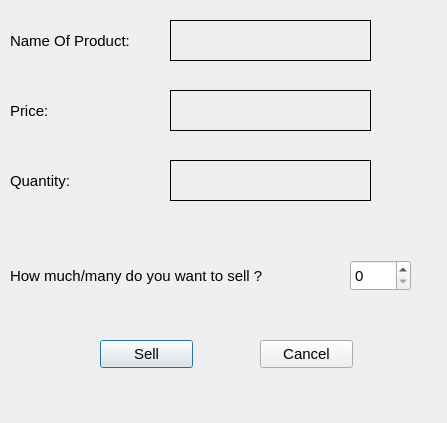
First picture: the form in Store/sellitem.ui, repository SamanOmidi/GroceryStore, before the edit.
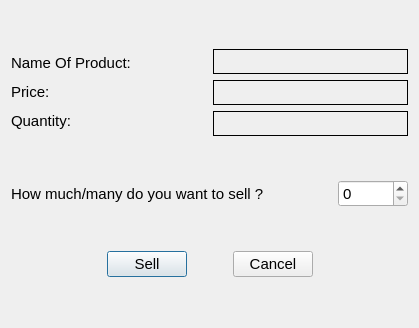
Second picture: the form after the edit.

Patch:
```diff
--- a/Store/sellitem.ui
+++ b/Store/sellitem.ui
@@ -6,21 +6,25 @@
    <rect>
     <x>0</x>
     <y>0</y>
-    <width>447</width>
-    <height>423</height>
+    <width>419</width>
+    <height>328</height>
    </rect>
   </property>
   <property name="windowTitle">
    <string>Dialog</string>
   </property>
+  <layout class="QVBoxLayout" name="verticalLayout_3">
+   <item>
+    <layout class="QHBoxLayout" name="horizontalLayout">
+     <item>
+      <layout class="QVBoxLayout" name="verticalLayout_2">
+       <item>
   <widget class="QLabel" name="nameofproductlabel">
-   <property name="geometry">
-    <rect>
-     <x>10</x>
-     <y>20</y>
-     <width>151</width>
-     <height>41</height>
-    </rect>
+         <property name="sizePolicy">
+          <sizepolicy hsizetype="Expanding" vsizetype="Fixed">
+           <horstretch>0</horstretch>
+           <verstretch>0</verstretch>
+          </sizepolicy>
    </property>
    <property name="font">
     <font>
@@ -31,35 +35,14 @@
     <string>Name Of Product:</string>
    </property>
   </widget>
-  <widget class="QLabel" name="namelabel">
-   <property name="geometry">
-    <rect>
-     <x>170</x>
-     <y>20</y>
-     <width>201</width>
-     <height>41</height>
-    </rect>
-   </property>
-   <property name="font">
-    <font>
-     <pointsize>11</pointsize>
-    </font>
-   </property>
-   <property name="frameShape">
-    <enum>QFrame::Panel</enum>
-   </property>
-   <property name="text">
-    <string/>
-   </property>
-  </widget>
+       </item>
+       <item>
   <widget class="QLabel" name="prclabel">
-   <property name="geometry">
-    <rect>
-     <x>10</x>
-     <y>90</y>
-     <width>141</width>
-     <height>41</height>
-    </rect>
+         <property name="sizePolicy">
+          <sizepolicy hsizetype="Expanding" vsizetype="Fixed">
+           <horstretch>0</horstretch>
+           <verstretch>0</verstretch>
+          </sizepolicy>
    </property>
    <property name="font">
     <font>
@@ -70,35 +53,14 @@
     <string>Price:</string>
    </property>
   </widget>
-  <widget class="QLabel" name="pricelabel">
-   <property name="geometry">
-    <rect>
-     <x>170</x>
-     <y>90</y>
-     <width>201</width>
-     <height>41</height>
-    </rect>
-   </property>
-   <property name="font">
-    <font>
-     <pointsize>11</pointsize>
-    </font>
-   </property>
-   <property name="frameShape">
-    <enum>QFrame::Panel</enum>
-   </property>
-   <property name="text">
-    <string/>
-   </property>
-  </widget>
+       </item>
+       <item>
   <widget class="QLabel" name="qntlabel">
-   <property name="geometry">
-    <rect>
-     <x>10</x>
-     <y>160</y>
-     <width>141</width>
-     <height>41</height>
-    </rect>
+         <property name="sizePolicy">
+          <sizepolicy hsizetype="Expanding" vsizetype="Fixed">
+           <horstretch>0</horstretch>
+           <verstretch>0</verstretch>
+          </sizepolicy>
    </property>
    <property name="font">
     <font>
@@ -109,14 +71,78 @@
     <string>Quantity:</string>
    </property>
   </widget>
+       </item>
+      </layout>
+     </item>
+     <item>
+      <layout class="QVBoxLayout" name="verticalLayout">
+       <item>
+        <widget class="QLabel" name="namelabel">
+         <property name="sizePolicy">
+          <sizepolicy hsizetype="Expanding" vsizetype="Fixed">
+           <horstretch>0</horstretch>
+           <verstretch>0</verstretch>
+          </sizepolicy>
+         </property>
+         <property name="maximumSize">
+          <size>
+           <width>16777215</width>
+           <height>25</height>
+          </size>
+         </property>
+         <property name="font">
+          <font>
+           <pointsize>11</pointsize>
+          </font>
+         </property>
+         <property name="frameShape">
+          <enum>QFrame::Panel</enum>
+         </property>
+         <property name="text">
+          <string/>
+         </property>
+        </widget>
+       </item>
+       <item>
+        <widget class="QLabel" name="pricelabel">
+         <property name="sizePolicy">
+          <sizepolicy hsizetype="Expanding" vsizetype="Fixed">
+           <horstretch>0</horstretch>
+           <verstretch>0</verstretch>
+          </sizepolicy>
+         </property>
+         <property name="maximumSize">
+          <size>
+           <width>16777215</width>
+           <height>25</height>
+          </size>
+         </property>
+         <property name="font">
+          <font>
+           <pointsize>11</pointsize>
+          </font>
+         </property>
+         <property name="frameShape">
+          <enum>QFrame::Panel</enum>
+         </property>
+         <property name="text">
+          <string/>
+         </property>
+        </widget>
+       </item>
+       <item>
   <widget class="QLabel" name="quantitylabel">
-   <property name="geometry">
-    <rect>
-     <x>170</x>
-     <y>160</y>
-     <width>201</width>
-     <height>41</height>
-    </rect>
+         <property name="sizePolicy">
+          <sizepolicy hsizetype="Expanding" vsizetype="Fixed">
+           <horstretch>0</horstretch>
+           <verstretch>0</verstretch>
+          </sizepolicy>
+         </property>
+         <property name="maximumSize">
+          <size>
+           <width>16777215</width>
+           <height>25</height>
+          </size>
    </property>
    <property name="font">
     <font>
@@ -130,15 +156,15 @@
     <string/>
    </property>
   </widget>
+       </item>
+      </layout>
+     </item>
+    </layout>
+   </item>
+   <item>
+    <layout class="QHBoxLayout" name="horizontalLayout_2">
+     <item>
   <widget class="QLabel" name="numberofselllabel">
-   <property name="geometry">
-    <rect>
-     <x>10</x>
-     <y>250</y>
-     <width>311</width>
-     <height>51</height>
-    </rect>
-   </property>
    <property name="font">
     <font>
      <pointsize>11</pointsize>
@@ -148,15 +174,22 @@
     <string>How much/many do you want to sell ?</string>
    </property>
   </widget>
+     </item>
+     <item>
+      <spacer name="horizontalSpacer">
+       <property name="orientation">
+        <enum>Qt::Horizontal</enum>
+       </property>
+       <property name="sizeHint" stdset="0">
+        <size>
+         <width>40</width>
+         <height>20</height>
+        </size>
+       </property>
+      </spacer>
+     </item>
+     <item>
   <widget class="QSpinBox" name="numberofsellspinbox">
-   <property name="geometry">
-    <rect>
-     <x>350</x>
-     <y>260</y>
-     <width>61</width>
-     <height>31</height>
-    </rect>
-   </property>
    <property name="font">
     <font>
      <pointsize>11</pointsize>
@@ -166,15 +199,26 @@
     <number>99999</number>
    </property>
   </widget>
+     </item>
+    </layout>
+   </item>
+   <item>
+    <layout class="QHBoxLayout" name="horizontalLayout_3">
+     <item>
+      <spacer name="horizontalSpacer_3">
+       <property name="orientation">
+        <enum>Qt::Horizontal</enum>
+       </property>
+       <property name="sizeHint" stdset="0">
+        <size>
+         <width>40</width>
+         <height>20</height>
+        </size>
+       </property>
+      </spacer>
+     </item>
+     <item>
   <widget class="QPushButton" name="sellbutton">
-   <property name="geometry">
-    <rect>
-     <x>100</x>
-     <y>340</y>
-     <width>93</width>
-     <height>28</height>
-    </rect>
-   </property>
    <property name="font">
     <font>
      <pointsize>11</pointsize>
@@ -184,15 +228,25 @@
     <string>Sell</string>
    </property>
   </widget>
+     </item>
+     <item>
+      <spacer name="horizontalSpacer_2">
+       <property name="orientation">
+        <enum>Qt::Horizontal</enum>
+       </property>
+       <property name="sizeType">
+        <enum>QSizePolicy::Fixed</enum>
+       </property>
+       <property name="sizeHint" stdset="0">
+        <size>
+         <width>40</width>
+         <height>20</height>
+        </size>
+       </property>
+      </spacer>
+     </item>
+     <item>
   <widget class="QPushButton" name="cancelbutton">
-   <property name="geometry">
-    <rect>
-     <x>260</x>
-     <y>340</y>
-     <width>93</width>
-     <height>28</height>
-    </rect>
-   </property>
    <property name="font">
     <font>
      <pointsize>11</pointsize>
@@ -202,6 +256,23 @@
     <string>Cancel</string>
    </property>
   </widget>
+     </item>
+     <item>
+      <spacer name="horizontalSpacer_4">
+       <property name="orientation">
+        <enum>Qt::Horizontal</enum>
+       </property>
+       <property name="sizeHint" stdset="0">
+        <size>
+         <width>40</width>
+         <height>20</height>
+        </size>
+       </property>
+      </spacer>
+     </item>
+    </layout>
+   </item>
+  </layout>
  </widget>
  <resources/>
  <connections/>
```
Lines whose indentation alone changed are shown as unchanged.
